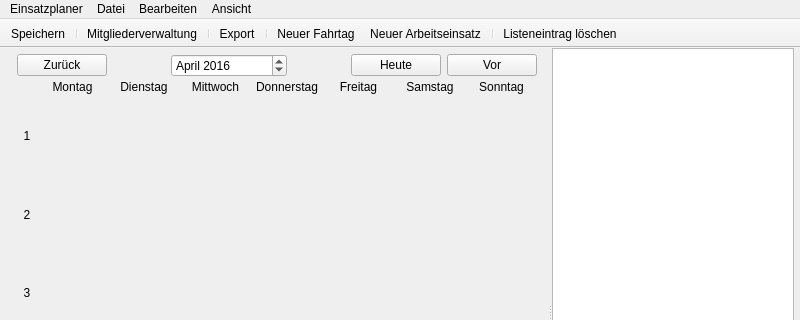
This is Programm/Einsatzplaner/mainwindow.ui in philjosch/Einsatzplaner as Qt 5 draws it before an edit; both pictures show x 0 to 800 and y 0 to 320 of the 800 by 600 pixel window. The edited form follows.
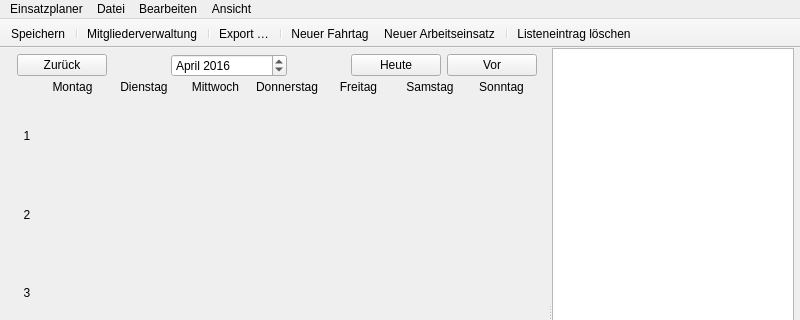
This is the edited form. Icons and pictures are not drawn. Custom widgets are drawn as their Qt base class.

Commit message:
[Bugfix] Export in Kalender über Menü nicht möglich
Im Startfenster des Einsatzplaners ist ein Export der Daten über das Menü unter dem Eintrag ``Exportieren`` nicht möglich gewesen.
Dieser Fehler wurde behoben.

The edit to the form file:
```diff
--- a/Programm/Einsatzplaner/mainwindow.ui
+++ b/Programm/Einsatzplaner/mainwindow.ui
@@ -985,6 +985,9 @@
      <normaloff>:/icon/upload.svg</normaloff>:/icon/upload.svg</iconset>
    </property>
    <property name="text">
+    <string>Export …</string>
+   </property>
+   <property name="toolTip">
     <string>Export</string>
    </property>
    <property name="shortcut">
```
Left out of the diff: 16 changed lines with no effect on the pictures.
